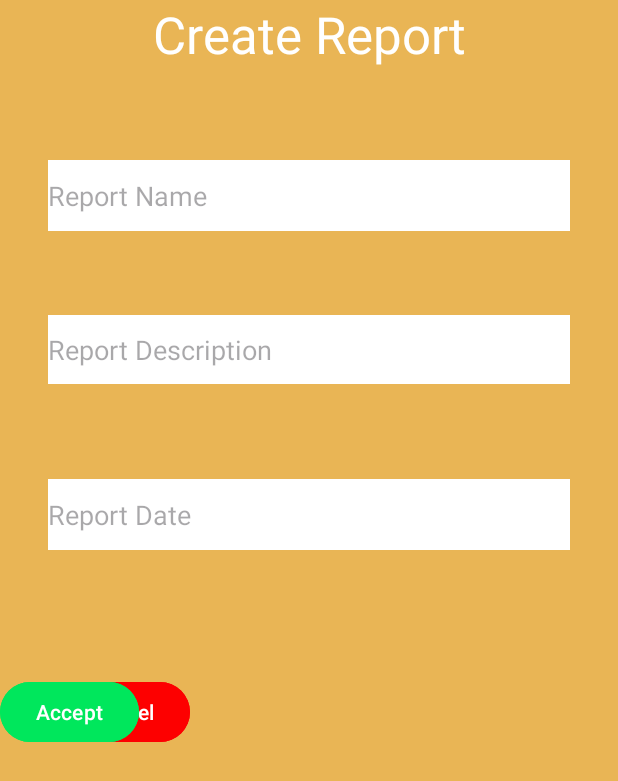
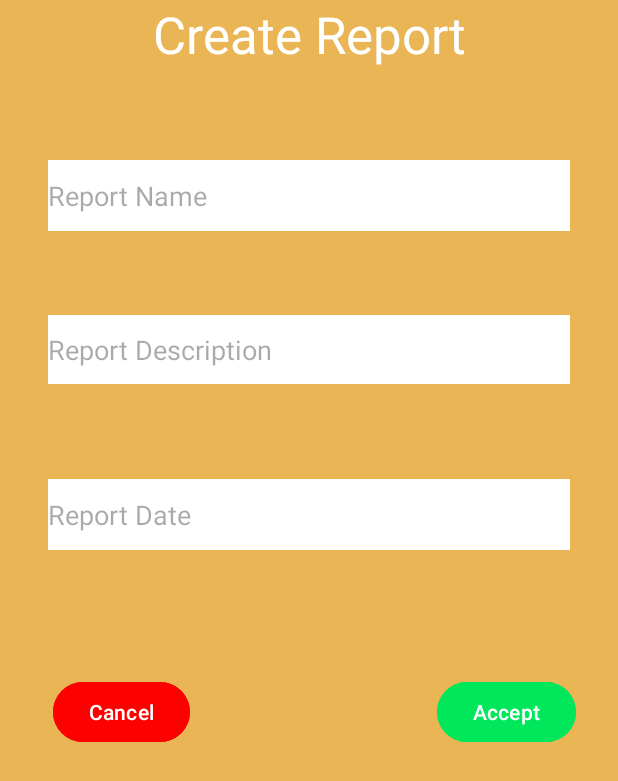
Before and after one commit to Nexware-Aplicaciones-Moviles-WX61/GastroTrack-AppMovil, an Android app: the AddReportActivity screen opened directly, with no data from a screen before it, on a phone screen of 412 x 824 dp. Shown: the top 781 px of the screen. Run offline under Robolectric (Android 15) with nearby library versions, the phone set to English and light mode, and no system bars; our stand-ins replace Room's generated code.

Commit message:
minor changes

```diff
--- a/app/src/main/java/com/example/gastrotrack_appmovil/activities/LogInActivity.kt
+++ b/app/src/main/java/com/example/gastrotrack_appmovil/activities/LogInActivity.kt
@@ -33,6 +33,12 @@ class LogInActivity : AppCompatActivity() {
         btnLogin.setOnClickListener {
             loginUser()
         }
+
+        val tvSignUp = findViewById<TextView>(R.id.tvSignAccount)
+        tvSignUp.setOnClickListener {
+            val intent = Intent(this, SignUpActivity::class.java)
+            startActivity(intent)
+        }
     }
 
     private fun loginUser() {
--- a/app/src/main/res/layout/add_report.xml
+++ b/app/src/main/res/layout/add_report.xml
@@ -33,10 +33,11 @@
         android:layout_width="wrap_content"
         android:layout_height="wrap_content"
         android:layout_marginTop="84dp"
+        android:layout_marginEnd="28dp"
         android:backgroundTint="#00E75C"
         android:text="Accept"
-        app:layout_constraintTop_toBottomOf="@+id/editTextText4"
-        tools:layout_editor_absoluteX="290dp" />
+        app:layout_constraintEnd_toEndOf="parent"
+        app:layout_constraintTop_toBottomOf="@+id/editTextText4" />
 
     <EditText
         android:id="@+id/editTextText2"
```
Also changed, not shown: app/src/main/java/com/example/gastrotrack_appmovil/activities/SignUpActivity.kt (+8 -0 lines).
